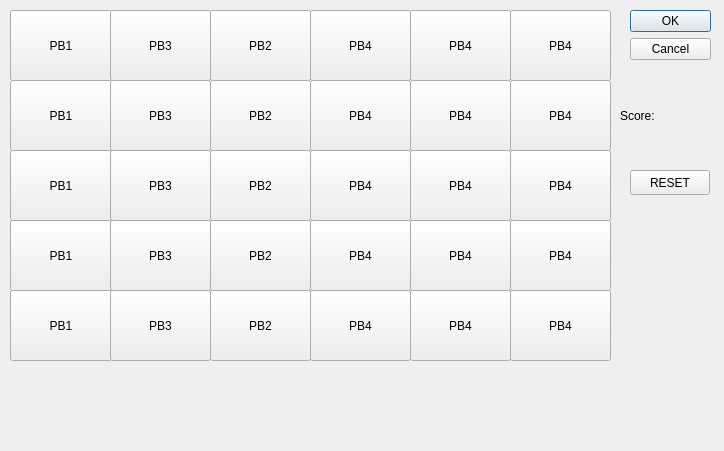
Old version of the form waves/try.ui in the repository matternstsr/Sea-Application.
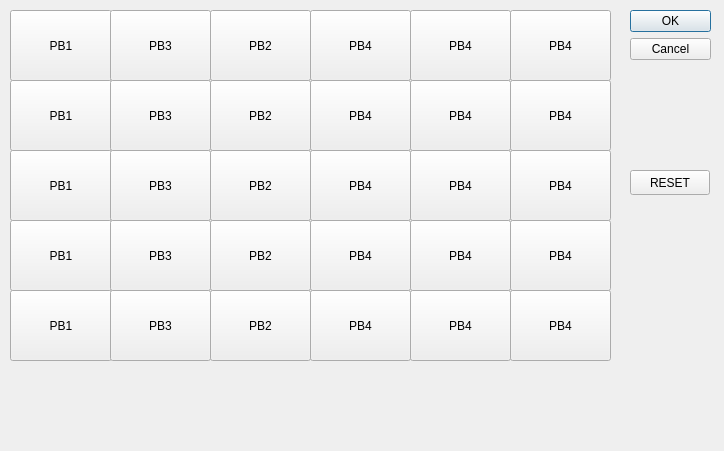
New version of the form.

What changed in the file:
```diff
--- a/waves/try.ui
+++ b/waves/try.ui
@@ -81,19 +81,6 @@
     <string>PB4</string>
    </property>
   </widget>
-  <widget class="QLabel" name="scoreLabel">
-   <property name="geometry">
-    <rect>
-     <x>620</x>
-     <y>80</y>
-     <width>111</width>
-     <height>71</height>
-    </rect>
-   </property>
-   <property name="text">
-    <string>Score:</string>
-   </property>
-  </widget>
   <widget class="QPushButton" name="pushButton_5">
    <property name="geometry">
     <rect>
@@ -435,8 +422,8 @@
   <widget class="QLabel" name="statusLabel">
    <property name="geometry">
     <rect>
-     <x>20</x>
-     <y>380</y>
+     <x>30</x>
+     <y>390</y>
      <width>681</width>
      <height>51</height>
     </rect>
```
